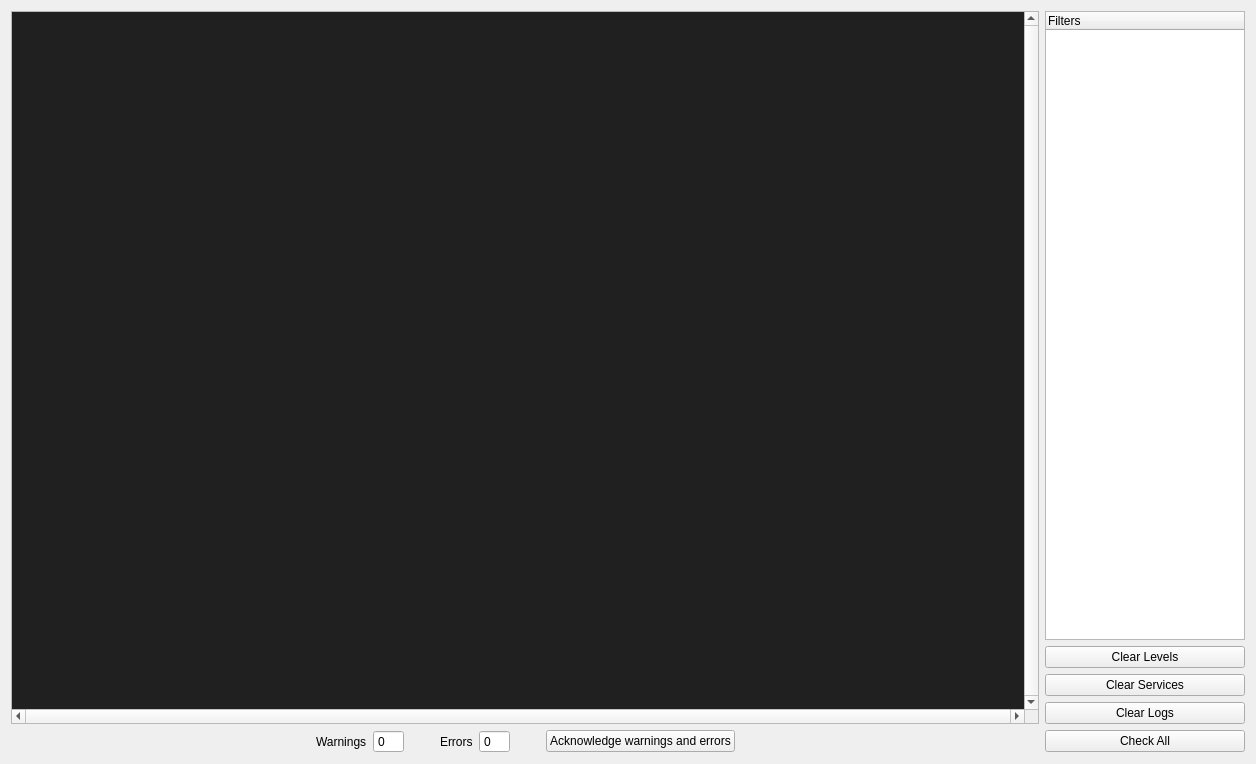
This is guis/ui/logs.ui in janis-hag/kalao-ics as Qt 5 draws it before an edit. The edited form follows.
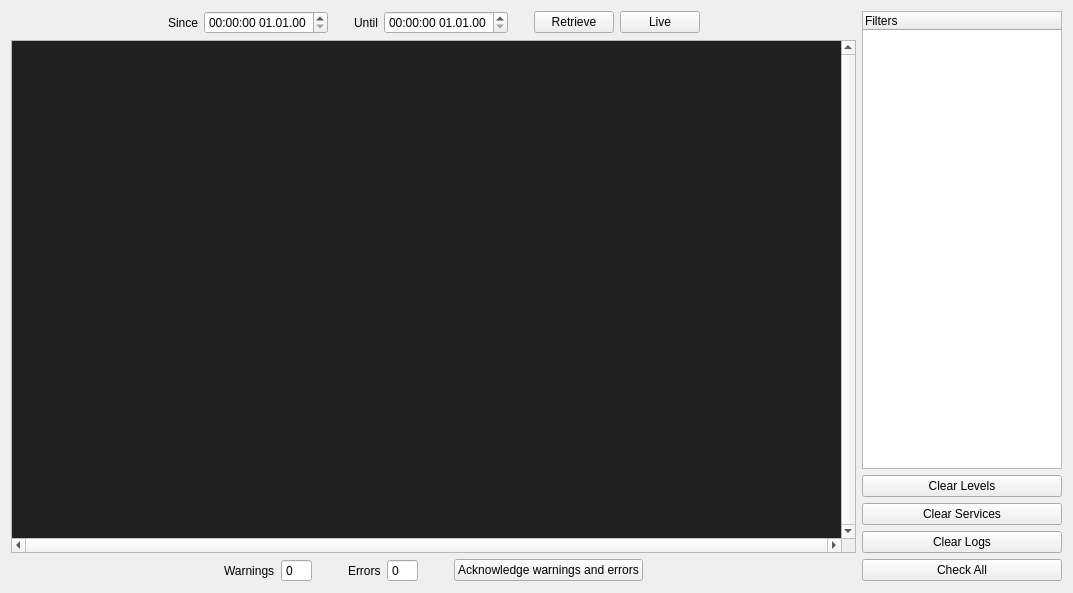
This is the edited form. Custom widgets are drawn as their Qt base class.

Patch:
```diff
--- a/guis/ui/logs.ui
+++ b/guis/ui/logs.ui
@@ -6,67 +6,152 @@
    <rect>
     <x>0</x>
     <y>0</y>
-    <width>1256</width>
-    <height>764</height>
+    <width>1073</width>
+    <height>593</height>
    </rect>
   </property>
   <property name="windowTitle">
    <string>Logs - KalAO</string>
   </property>
-  <layout class="QGridLayout" name="gridLayout" columnstretch="1,0">
-   <item row="2" column="1">
+  <layout class="QGridLayout" name="gridLayout" rowstretch="0,1,0,0,0,0" columnstretch="1,0">
+   <item row="3" column="1">
     <widget class="QPushButton" name="clear_services_button">
      <property name="text">
       <string>Clear Services</string>
      </property>
     </widget>
    </item>
-   <item row="0" column="1">
-    <widget class="QTreeWidget" name="filters_tree">
-     <property name="maximumSize">
-      <size>
-       <width>200</width>
-       <height>16777215</height>
-      </size>
-     </property>
-     <property name="showDropIndicator" stdset="0">
-      <bool>false</bool>
-     </property>
-     <property name="selectionMode">
-      <enum>QAbstractItemView::NoSelection</enum>
-     </property>
-     <property name="rootIsDecorated">
-      <bool>false</bool>
-     </property>
-     <column>
-      <property name="text">
-       <string>Filters</string>
-      </property>
-     </column>
-    </widget>
-   </item>
-   <item row="3" column="1">
-    <widget class="QPushButton" name="clear_logs_button">
-     <property name="text">
-      <string>Clear Logs</string>
-     </property>
-    </widget>
-   </item>
-   <item row="1" column="1">
+   <item row="2" column="1">
     <widget class="QPushButton" name="clear_levels_button">
      <property name="text">
       <string>Clear Levels</string>
      </property>
     </widget>
    </item>
-   <item row="4" column="1">
+   <item row="5" column="1">
     <widget class="QPushButton" name="check_all_button">
      <property name="text">
       <string>Check All</string>
      </property>
     </widget>
    </item>
-   <item row="0" column="0" rowspan="4">
+   <item row="4" column="1">
+    <widget class="QPushButton" name="clear_logs_button">
+     <property name="text">
+      <string>Clear Logs</string>
+     </property>
+    </widget>
+   </item>
+   <item row="5" column="0">
+    <layout class="QHBoxLayout" name="total_layout">
+     <item>
+      <spacer name="horizontalSpacer">
+       <property name="orientation">
+        <enum>Qt::Horizontal</enum>
+       </property>
+       <property name="sizeHint" stdset="0">
+        <size>
+         <width>40</width>
+         <height>20</height>
+        </size>
+       </property>
+      </spacer>
+     </item>
+     <item>
+      <widget class="QLabel" name="warnings_label">
+       <property name="text">
+        <string>Warnings</string>
+       </property>
+      </widget>
+     </item>
+     <item>
+      <widget class="QSpinBox" name="warnings_spinbox">
+       <property name="readOnly">
+        <bool>true</bool>
+       </property>
+       <property name="buttonSymbols">
+        <enum>QAbstractSpinBox::NoButtons</enum>
+       </property>
+       <property name="maximum">
+        <number>999</number>
+       </property>
+      </widget>
+     </item>
+     <item>
+      <spacer name="horizontalSpacer_2">
+       <property name="orientation">
+        <enum>Qt::Horizontal</enum>
+       </property>
+       <property name="sizeType">
+        <enum>QSizePolicy::Maximum</enum>
+       </property>
+       <property name="sizeHint" stdset="0">
+        <size>
+         <width>30</width>
+         <height>20</height>
+        </size>
+       </property>
+      </spacer>
+     </item>
+     <item>
+      <widget class="QLabel" name="errors_label">
+       <property name="text">
+        <string>Errors</string>
+       </property>
+      </widget>
+     </item>
+     <item>
+      <widget class="QSpinBox" name="errors_spinbox">
+       <property name="readOnly">
+        <bool>true</bool>
+       </property>
+       <property name="buttonSymbols">
+        <enum>QAbstractSpinBox::NoButtons</enum>
+       </property>
+       <property name="maximum">
+        <number>999</number>
+       </property>
+      </widget>
+     </item>
+     <item>
+      <spacer name="horizontalSpacer_3">
+       <property name="orientation">
+        <enum>Qt::Horizontal</enum>
+       </property>
+       <property name="sizeType">
+        <enum>QSizePolicy::Maximum</enum>
+       </property>
+       <property name="sizeHint" stdset="0">
+        <size>
+         <width>30</width>
+         <height>20</height>
+        </size>
+       </property>
+      </spacer>
+     </item>
+     <item>
+      <widget class="QPushButton" name="acknowledge_button">
+       <property name="text">
+        <string>Acknowledge warnings and errors</string>
+       </property>
+      </widget>
+     </item>
+     <item>
+      <spacer name="horizontalSpacer_4">
+       <property name="orientation">
+        <enum>Qt::Horizontal</enum>
+       </property>
+       <property name="sizeHint" stdset="0">
+        <size>
+         <width>40</width>
+         <height>20</height>
+        </size>
+       </property>
+      </spacer>
+     </item>
+    </layout>
+   </item>
+   <item row="1" column="0" rowspan="4">
     <widget class="QPlainTextEdit" name="logs_textedit">
      <property name="palette">
       <palette>
@@ -178,10 +263,10 @@
      </property>
     </widget>
    </item>
-   <item row="4" column="0">
-    <layout class="QHBoxLayout" name="horizontalLayout">
+   <item row="0" column="0">
+    <layout class="QHBoxLayout" name="time_layout">
      <item>
-      <spacer name="horizontalSpacer">
+      <spacer name="horizontalSpacer_5">
        <property name="orientation">
         <enum>Qt::Horizontal</enum>
        </property>
@@ -194,27 +279,24 @@
       </spacer>
      </item>
      <item>
-      <widget class="QLabel" name="warnings_label">
+      <widget class="QLabel" name="start_label">
        <property name="text">
-        <string>Warnings</string>
+        <string>Since</string>
        </property>
       </widget>
      </item>
      <item>
-      <widget class="QSpinBox" name="warnings_spinbox">
-       <property name="readOnly">
-        <bool>true</bool>
+      <widget class="KDateTimeEdit" name="since_datetimeedit">
+       <property name="currentSection">
+        <enum>QDateTimeEdit::HourSection</enum>
        </property>
-       <property name="buttonSymbols">
-        <enum>QAbstractSpinBox::NoButtons</enum>
+       <property name="displayFormat">
+        <string>HH:mm:ss dd.MM.yy</string>
        </property>
-       <property name="maximum">
-        <number>999</number>
-       </property>
       </widget>
      </item>
      <item>
-      <spacer name="horizontalSpacer_2">
+      <spacer name="horizontalSpacer_6">
        <property name="orientation">
         <enum>Qt::Horizontal</enum>
        </property>
@@ -223,34 +305,31 @@
        </property>
        <property name="sizeHint" stdset="0">
         <size>
-         <width>30</width>
+         <width>20</width>
          <height>20</height>
         </size>
        </property>
       </spacer>
      </item>
      <item>
-      <widget class="QLabel" name="errors_label">
+      <widget class="QLabel" name="end_label">
        <property name="text">
-        <string>Errors</string>
+        <string>Until</string>
        </property>
       </widget>
      </item>
      <item>
-      <widget class="QSpinBox" name="errors_spinbox">
-       <property name="readOnly">
-        <bool>true</bool>
+      <widget class="KDateTimeEdit" name="until_datetimeedit">
+       <property name="currentSection">
+        <enum>QDateTimeEdit::HourSection</enum>
        </property>
-       <property name="buttonSymbols">
-        <enum>QAbstractSpinBox::NoButtons</enum>
+       <property name="displayFormat">
+        <string>HH:mm:ss dd.MM.yy</string>
        </property>
-       <property name="maximum">
-        <number>999</number>
-       </property>
       </widget>
      </item>
      <item>
-      <spacer name="horizontalSpacer_3">
+      <spacer name="horizontalSpacer_8">
        <property name="orientation">
         <enum>Qt::Horizontal</enum>
        </property>
@@ -259,21 +338,28 @@
        </property>
        <property name="sizeHint" stdset="0">
         <size>
-         <width>30</width>
+         <width>20</width>
          <height>20</height>
         </size>
        </property>
       </spacer>
      </item>
      <item>
-      <widget class="QPushButton" name="acknowledge_button">
+      <widget class="QPushButton" name="retieve_button">
        <property name="text">
-        <string>Acknowledge warnings and errors</string>
+        <string>Retrieve</string>
        </property>
       </widget>
      </item>
      <item>
-      <spacer name="horizontalSpacer_4">
+      <widget class="QPushButton" name="live_button">
+       <property name="text">
+        <string>Live</string>
+       </property>
+      </widget>
+     </item>
+     <item>
+      <spacer name="horizontalSpacer_7">
        <property name="orientation">
         <enum>Qt::Horizontal</enum>
        </property>
@@ -287,8 +373,39 @@
      </item>
     </layout>
    </item>
+   <item row="0" column="1" rowspan="2">
+    <widget class="QTreeWidget" name="filters_tree">
+     <property name="maximumSize">
+      <size>
+       <width>200</width>
+       <height>16777215</height>
+      </size>
+     </property>
+     <property name="showDropIndicator" stdset="0">
+      <bool>false</bool>
+     </property>
+     <property name="selectionMode">
+      <enum>QAbstractItemView::NoSelection</enum>
+     </property>
+     <property name="rootIsDecorated">
+      <bool>false</bool>
+     </property>
+     <column>
+      <property name="text">
+       <string>Filters</string>
+      </property>
+     </column>
+    </widget>
+   </item>
   </layout>
  </widget>
+ <customwidgets>
+  <customwidget>
+   <class>KDateTimeEdit</class>
+   <extends>QDateTimeEdit</extends>
+   <header>kalao</header>
+  </customwidget>
+ </customwidgets>
  <resources/>
  <connections/>
 </ui>
```
